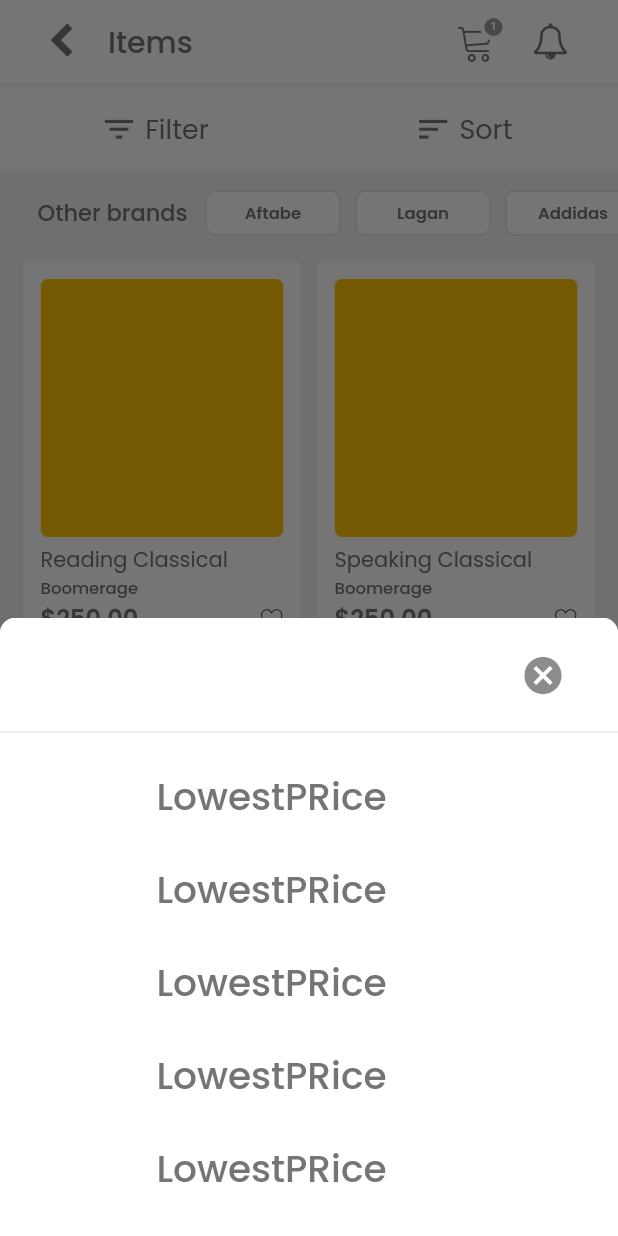
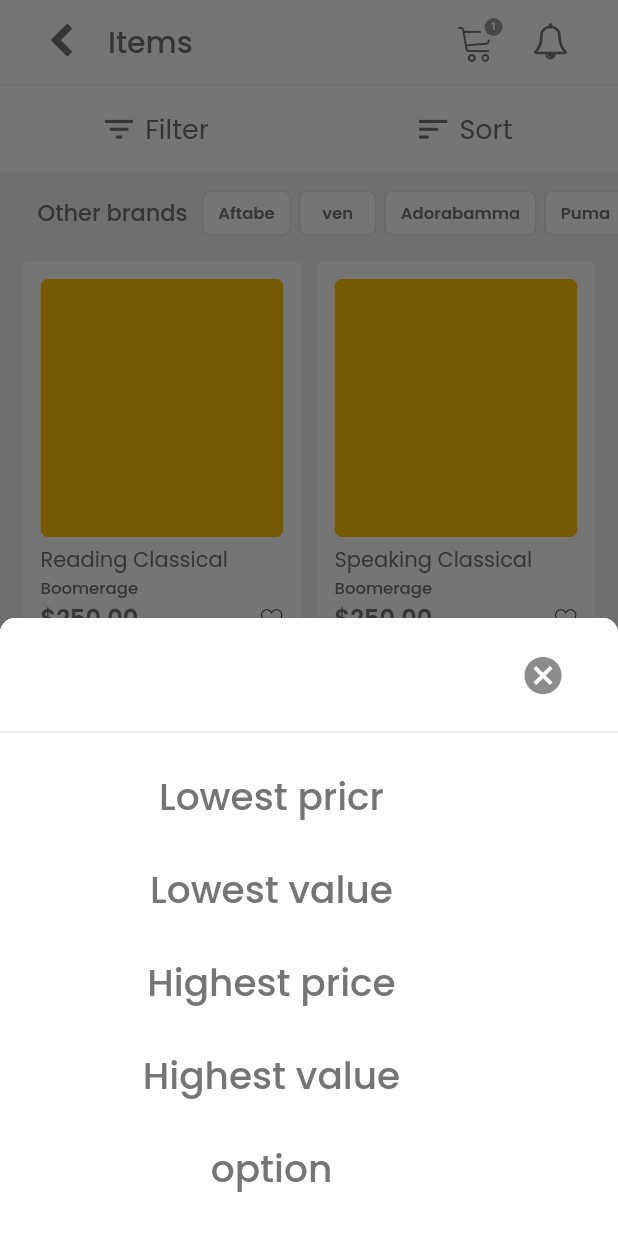
Before and after one commit to HamiiidAsgarian/flutter-tech-commerce-Cargo-, a Flutter app: the ListedItemsScreen screen opened by its route, after a tap on "Sort", on a phone screen of 412 x 824 dp. Run offline on Flutter 3.47's test engine with Material 2 defaults, Android fonts, the phone set to English and light mode, and no system bars.

Commit message:
fixes in progress

```diff
--- a/lib/main.dart
+++ b/lib/main.dart
@@ -36,7 +36,7 @@ class _MyAppState extends State<MyApp> {
           "/Favorite": (context) => FavoriteScreen(),
           "/Category": (context) => const CategoryScreen(),
           "/Profile": (context) => const ProfileScreen(),
-          "/ListedItems": (context) => const ListedItemsScreen(),
+          "/ListedItems": (context) => ListedItemsScreen(title: "Items"),
         },
         initialRoute: "/",
       ),
--- a/lib/screens/01_home_screen.dart
+++ b/lib/screens/01_home_screen.dart
@@ -46,7 +46,9 @@ class HomeScreen extends StatelessWidget {
                 SizedBox(height: 10),
                 Carousel(),
                 HorizontalItemsList(
-                  sectionTitle: "<",
+                  ListItemsMargin: EdgeInsets.only(right: 10),
+                  ListFramePadding: EdgeInsets.symmetric(horizontal: 15),
+                  sectionTitle: "For men",
                   itemsList: fakeList5,
                 ),
                 SizedBox(height: 10),
--- a/lib/screens/02_category_screen.dart
+++ b/lib/screens/02_category_screen.dart
@@ -52,7 +52,9 @@ class _CategoryScreenState extends State<CategoryScreen> {
                       child: ListTile(
                         onTap: () => Navigator.push(context,
                             MaterialPageRoute(builder: (context) {
-                          return const ListedItemsScreen();
+                          return ListedItemsScreen(
+                            title: "itemss",
+                          );
                         })),
                         trailing:
                             const Icon(Icons.keyboard_arrow_right, size: 30),
--- a/lib/screens/listeddItems_screen.dart
+++ b/lib/screens/listeddItems_screen.dart
@@ -6,15 +6,17 @@ import 'package:flutter/material.dart';
 
 import '../consts.dart';
 
-class ListedItemsScreen extends StatefulWidget {
-  const ListedItemsScreen({Key? key}) : super(key: key);
+class ListedItemsScreen extends StatelessWidget {
+  ListedItemsScreen({Key? key, this.title}) : super(key: key);
 
-  @override
-  _ListedItemsScreenState createState() => _ListedItemsScreenState();
-}
+  final String? title;
 
-class _ListedItemsScreenState extends State<ListedItemsScreen> {
-  List<String> itemsList = [
+//   @override
+//   _ListedItemsScreenState createState() => _ListedItemsScreenState();
+// }
+
+// class _ListedItemsScreenState extends State<ListedItemsScreen> {
+  final List<String> itemsList = [
     "Reading",
     "Speaking",
     "listening",
@@ -41,7 +43,7 @@ class _ListedItemsScreenState extends State<ListedItemsScreen> {
         backgroundColor: cBackgroundGrey,
         appBar: MyAppBar(
           title: Text(
-            "Items",
+            this.title ?? "",
             style: itemBrandFontStyle.copyWith(fontSize: 20),
           ),
           leadingIcon: const Icon(
@@ -118,7 +120,7 @@ class OtherBrandsSection extends StatelessWidget {
   @override
   Widget build(BuildContext context) {
     return Container(
-      margin: const EdgeInsets.symmetric(), //NOTE section margin
+      // margin: const EdgeInsets.symmetric(), //NOTE section margin
       // color: Colors.amber,
       // padding: EdgeInsets.symmetric(horizontal: 25),
       height: 40,
@@ -133,11 +135,15 @@ class OtherBrandsSection extends StatelessWidget {
           Expanded(
               child: ListView(
             scrollDirection: Axis.horizontal,
-            children: ['Aftabe', 'Lagan', 'Addidas', 'Puma', 'Banana']
+            children: ['Aftabe', 'ven', 'Adorabamma', 'Puma', 'S']
                 .map((e) => Padding(
-                      padding: const EdgeInsets.all(5),
+                      padding: const EdgeInsets.symmetric(
+                          horizontal: 2.5, vertical: 5),
                       child: Container(
+                        //   width: 5,
+
                         decoration: BoxDecoration(
+                          // color: Colors.red,
                           borderRadius:
                               const BorderRadius.all(Radius.circular(5)),
                           border: Border.all(color: cBorderGrey),
@@ -147,16 +153,19 @@ class OtherBrandsSection extends StatelessWidget {
                           borderRadius: BorderRadius.circular(5),
                           child: RawMaterialButton(
                             fillColor: Colors.white,
-                            splashColor: cBackgroundGrey.withOpacity(0.5),
-                            onPressed: () {},
+                            constraints: BoxConstraints(minWidth: 50),
+                            onPressed: () {
+                              Navigator.push(
+                                  context,
+                                  MaterialPageRoute(
+                                      builder: (context) =>
+                                          ListedItemsScreen(title: e)));
+                            },
                             child: Padding(
-                              padding:
-                                  const EdgeInsets.symmetric(horizontal: 10),
-                              child: FittedBox(
-                                child: Text(e,
-                                    style: itemBrandFontStyle.copyWith(
-                                        fontWeight: FontWeight.w600)),
-                              ),
+                              padding: EdgeInsets.symmetric(horizontal: 10),
+                              child: Text(e,
+                                  style: itemBrandFontStyle.copyWith(
+                                      fontWeight: FontWeight.w600)),
                             ),
                           ),
                         ),
@@ -223,7 +232,6 @@ class FilterAndSortSection extends StatelessWidget {
 
 //////////////////////////////////////////////////////
 
-//////////////////////////////////////////////////////
 void sortPopup(BuildContext context) {
   {
     showModalBottomSheet(
@@ -261,15 +269,15 @@ void sortPopup(BuildContext context) {
                     child: SingleChildScrollView(
                       child: Column(
                         children: const [
-                          SortOption(text: "LowestPRice"),
-                          SortOption(text: "LowestPRice"),
-                          SortOption(text: "LowestPRice"),
-                          SortOption(text: "LowestPRice"),
-                          SortOption(text: "LowestPRice"),
-                          SortOption(text: "LowestPRice"),
-                          SortOption(text: "LowestPRice"),
-                          SortOption(text: "LowestPRice"),
-                          SortOption(text: "LowestPRice"),
+                          SortOption(text: "Lowest pricr"),
+                          SortOption(text: "Lowest value"),
+                          SortOption(text: "Highest price"),
+                          SortOption(text: "Highest value"),
+                          SortOption(text: "option"),
+                          SortOption(text: "option"),
+                          SortOption(text: "option"),
+                          SortOption(text: "option"),
+                          SortOption(text: "option"),
                         ],
                       ),
                     ),
```
Also changed, not shown: lib/screens/03_search_screen.dart (+10 -9 lines), lib/widgets/forCategorySection.dart (+15 -9 lines).
